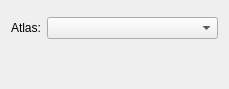
Before: the Qt Designer form src/scipyen/gui/widgets/dataclasswidgets/nervoussystemwidget.ui in ctigaret/scipyen, drawn with Qt 5.
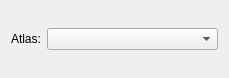
After: the same form once the commit is applied. Custom widgets are drawn as their Qt base class.

```diff
--- a/src/scipyen/gui/widgets/dataclasswidgets/nervoussystemwidget.ui
+++ b/src/scipyen/gui/widgets/dataclasswidgets/nervoussystemwidget.ui
@@ -7,7 +7,7 @@
     <x>0</x>
     <y>0</y>
     <width>229</width>
-    <height>89</height>
+    <height>78</height>
    </rect>
   </property>
   <property name="windowTitle">
@@ -44,19 +44,6 @@
    <item row="2" column="0">
     <widget class="BGAtlasStructureLookupWidget" name="bgStructureWidget" native="true"/>
    </item>
-   <item row="3" column="0">
-    <spacer name="verticalSpacer">
-     <property name="orientation">
-      <enum>Qt::Orientation::Vertical</enum>
-     </property>
-     <property name="sizeHint" stdset="0">
-      <size>
-       <width>126</width>
-       <height>2</height>
-      </size>
-     </property>
-    </spacer>
-   </item>
   </layout>
  </widget>
  <customwidgets>
```
Left out of the diff: 6 changed lines with no effect on the pictures.
